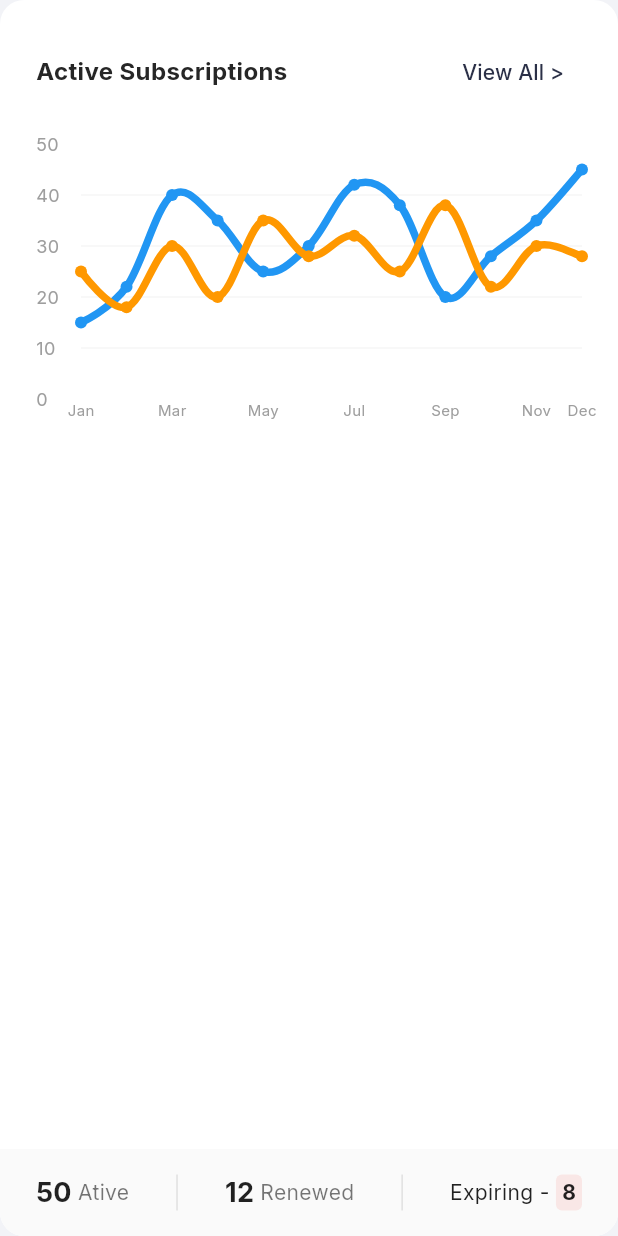
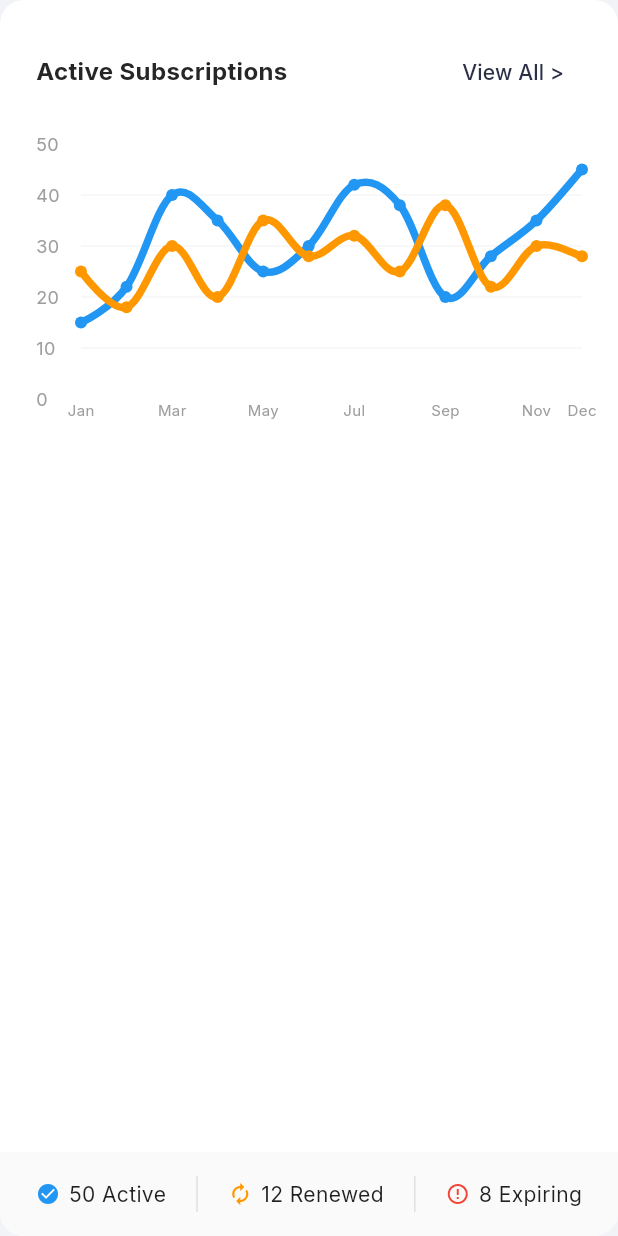
Before and after one commit to hariharan-git1/webhostrax, a Flutter app: the ActiveSubscriptionsChart widget shown alone on an empty page, opened directly, on a phone screen of 412 x 824 dp. Run offline on Flutter 3.47's test engine with Material 3 defaults, Android fonts, the phone set to English and light mode, and no system bars; drawn by our look-alikes of fl_chart; our stand-ins replace google_fonts.

Commit message:
Update Active Subscriptions footer with icons

```diff
--- a/lib/widgets/charts/active_subscriptions_chart.dart
+++ b/lib/widgets/charts/active_subscriptions_chart.dart
@@ -123,20 +123,11 @@ class ActiveSubscriptionsChart extends StatelessWidget {
             child: Row(
               mainAxisAlignment: MainAxisAlignment.spaceBetween,
               children: [
-                _buildStatItem('50', 'Ative', null),
+                _buildIconStat(Colors.blue, Icons.check_circle, '50 Active'),
                 Container(height: 24, width: 1, color: Colors.grey.shade300),
-                _buildStatItem('12', 'Renewed', null),
+                _buildIconStat(Colors.orange, Icons.autorenew, '12 Renewed'),
                 Container(height: 24, width: 1, color: Colors.grey.shade300),
-                Row(
-                   children: [
-                     const Text('Expiring - ', style: TextStyle(fontSize: 14, color: Colors.black87)),
-                     Container(
-                       padding: const EdgeInsets.symmetric(horizontal: 4, vertical: 2),
-                       decoration: BoxDecoration(color: Colors.red.withOpacity(0.1), borderRadius: BorderRadius.circular(4)),
-                       child: const Text('8', style: TextStyle(fontSize: 14, fontWeight: FontWeight.bold, color: Colors.black87)),
-                     )
-                   ],
-                )
+                _buildIconStat(Colors.red, Icons.error_outline, '8 Expiring'),
               ],
             ),
           ),
@@ -145,12 +136,12 @@ class ActiveSubscriptionsChart extends StatelessWidget {
     );
   }
 
-  Widget _buildStatItem(String value, String label, Color? color) {
+  Widget _buildIconStat(Color color, IconData icon, String text) {
     return Row(
       children: [
-        Text(value, style: const TextStyle(fontSize: 18, fontWeight: FontWeight.bold, color: Colors.black87)),
-        const SizedBox(width: 4),
-        Text(label, style: const TextStyle(fontSize: 14, color: Colors.black54)),
+        Icon(icon, color: color, size: 16),
+        const SizedBox(width: 6),
+        Text(text, style: const TextStyle(fontSize: 14, color: Colors.black87)),
       ],
     );
   }
```
